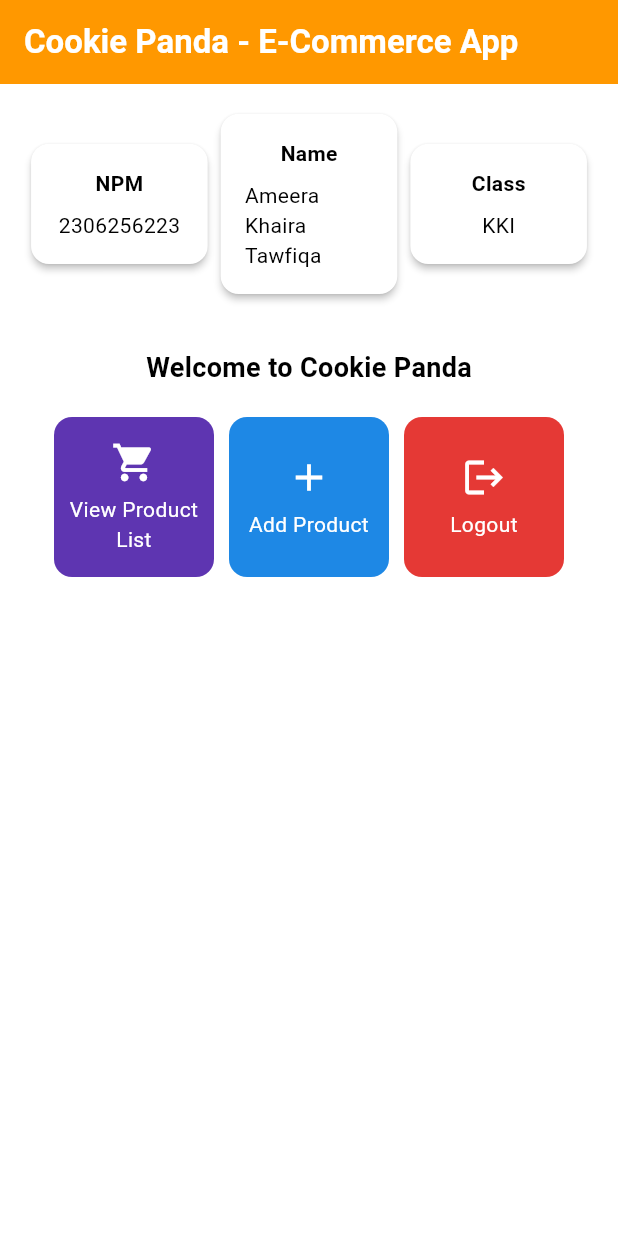
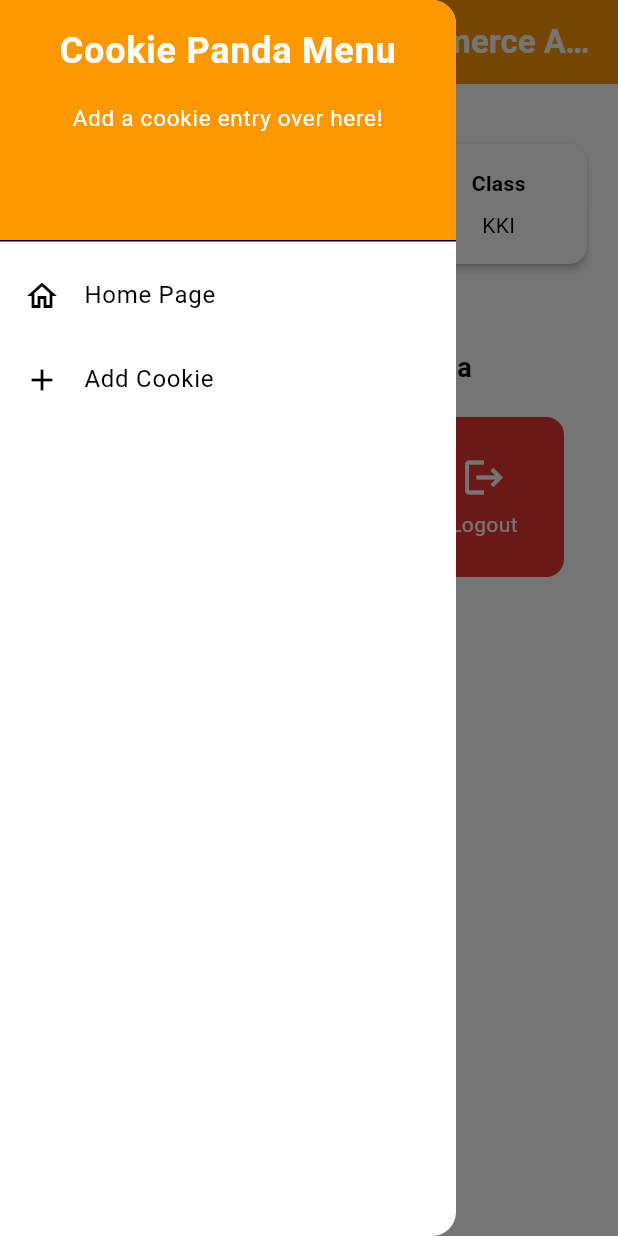
Before and after one commit to AmeeraKT/e_commerce_app_mobile, a Flutter app: the screen it shows after launch, with the side drawer open (before the commit the screen has no drawer), on a phone screen of 412 x 824 dp. Run offline on Flutter 3.47's test engine with Material 3 defaults, Android fonts, the phone set to English and light mode, and no system bars.

Commit message:
Completed assignment 8

```diff
--- a/lib/main.dart
+++ b/lib/main.dart
@@ -1,5 +1,5 @@
 import 'package:flutter/material.dart';
-import 'package:e_commerce_app_mobile/menu.dart';
+import 'package:e_commerce_app_mobile/screens/menu.dart';
 
 void main() {
   runApp(const MyApp());
--- a/lib/menu.dart
+++ b/lib/screens/menu.dart
@@ -1,12 +1,14 @@
 import 'package:flutter/material.dart';
+import 'package:e_commerce_app_mobile/widgets/left_drawer.dart';
+import 'package:e_commerce_app_mobile/widgets/product_card.dart';
 
 class MyHomePage extends StatelessWidget {
   final String npm = '2306256223'; // NPM
   final String name = 'Ameera Khaira Tawfiqa'; // Name
   final String className = 'KKI'; // Class
   final List<ItemHomepage> items = [
-      ItemHomepage("View Product List", Icons.shopping_cart, Colors.deepPurple[600]!),
-      ItemHomepage("Add Product", Icons.add,  Colors.blue[600]!),
+      ItemHomepage("View Cookie List", Icons.shopping_cart, Colors.deepPurple[600]!),
+      ItemHomepage("Add Cookie", Icons.add,  Colors.blue[600]!),
       ItemHomepage("Logout", Icons.logout,  Colors.red[600]!),
     ];
   MyHomePage({super.key});
@@ -17,17 +19,27 @@
     return Scaffold(
       // AppBar is the top part of the page that displays the title.
       appBar: AppBar(
+
         // The title of the application "E-Commerce App" with white text and bold font.
         title: const Text(
           'Cookie Panda - E-Commerce App',
-          style: TextStyle(
+            style: TextStyle(
             color: Colors.white,
             fontWeight: FontWeight.bold,
           ),
         ),
+
         // The background color of the AppBar is obtained from the application theme color scheme.
         backgroundColor: Theme.of(context).colorScheme.primary,
+
+        // Set drawer icon color to white
+        iconTheme: const IconThemeData(color: Colors.white),
+
       ),
+
+      // Add drawer as a parameter value for the drawer attribute of the Scaffold widget
+      drawer: const LeftDrawer(),
+
       // Body of the page with paddings around it.
       body: Padding(
         padding: const EdgeInsets.all(16.0),
@@ -91,61 +103,6 @@
   }
 }
 
-// For displaying the buttons
-class ItemCard extends StatelessWidget {
-  // Display the card with an icon and name.
-
-  final ItemHomepage item;
-
-  const ItemCard(this.item, {super.key});
-
-  @override
-  Widget build(BuildContext context) {
-    return Material(
-      // Specify the background color of the application theme.
-      color: item.color,
-      // Round the card border.
-      borderRadius: BorderRadius.circular(12),
-
-      child: InkWell(
-        // Action when the card is pressed.
-        onTap: () {
-          // Display the SnackBar message when the card is pressed.
-          ScaffoldMessenger.of(context)
-            ..hideCurrentSnackBar()
-            ..showSnackBar(
-              SnackBar(content: Text("You have pressed the ${item.name} button!"))
-            );
-        },
-        // Container to store the Icon and Text
-        child: Container(
-          padding: const EdgeInsets.all(8),
-          child: Center(
-            child: Column(
-              // Place the Icon and Text in the center of the card.
-              mainAxisAlignment: MainAxisAlignment.center,
-              children: [
-                Icon(
-                  item.icon,
-                  color: Colors.white,
-                  size: 30.0,
-                ),
-                const Padding(padding: EdgeInsets.all(3)),
-                Text(
-                  item.name,
-                  textAlign: TextAlign.center,
-                  style: const TextStyle(color: Colors.white),
-                ),
-              ],
-            ),
-          ),
-        ),
-      ),
-    );
-  }
-
-}
-
 class InfoCard extends StatelessWidget {
   // Card information that displays the title and content.
 
@@ -178,12 +135,3 @@
     );
   }
 }
-
-// Icons class
-class ItemHomepage {
-  final String name;
-  final IconData icon;
-  final Color color; // New property
-
-  ItemHomepage(this.name, this.icon, this.color); // Added color parameter
-}
--- /dev/null
+++ b/lib/widgets/left_drawer.dart
@@ -0,0 +1,77 @@
+import 'package:flutter/material.dart';
+import 'package:e_commerce_app_mobile/screens/menu.dart';
+import 'package:e_commerce_app_mobile/screens/productentry_form.dart';
+// Imported ProductEntryFormPage after it has already been created
+
+class LeftDrawer extends StatelessWidget {
+  const LeftDrawer({super.key});
+
+  @override
+  Widget build(BuildContext context) {
+    return Drawer(
+      child: ListView(
+        children: [
+          DrawerHeader(
+            decoration: BoxDecoration(
+              color: Theme.of(context).colorScheme.primary,
+            ),
+            child: const Column(
+              children: [
+                Text(
+                  'Cookie Panda Menu',
+                  textAlign: TextAlign.center,
+                  style: TextStyle(
+                    fontSize: 24,
+                    fontWeight: FontWeight.bold,
+                    color: Colors.white,
+                  ),
+                ),
+                Padding(padding: EdgeInsets.all(8)),
+                Text(
+                  "Add a cookie entry over here!",
+                  textAlign: TextAlign.center,
+                  style: TextStyle(
+                    fontSize: 15,
+                    fontWeight: FontWeight.normal,
+                    color: Colors.white,
+                  )
+                ),
+              ],
+            ),
+          ),
+          ListTile(
+            leading: const Icon(Icons.home_outlined),
+            title: const Text('Home Page'),
+            // Redirection part to MyHomePage
+            onTap: () {
+              Navigator.pushReplacement(
+                  context,
+                  MaterialPageRoute(
+                    builder: (context) => MyHomePage(),
+                  ));
+            },
+          ),
+          ListTile(
+            leading: const Icon(Icons.add),
+            title: const Text('Add Cookie'),
+            // Redirection part to ProductEntryFormPage
+            onTap: () {
+              /*
+              Added routing to ProductEntryFormPage here,
+              after ProductEntryFormPage is created.
+              */
+              Navigator.pushReplacement(
+                context,
+                MaterialPageRoute(
+                  builder: (context) => const ProductEntryFormPage(),
+                ),
+              );
+
+            },
+          ),
+
+        ],
+      ),
+    );
+  }
+}
--- /dev/null
+++ b/lib/widgets/product_card.dart
@@ -0,0 +1,78 @@
+import 'package:flutter/material.dart';
+import 'package:e_commerce_app_mobile/screens/productentry_form.dart';
+
+// Icons class
+class ItemHomepage {
+  final String name;
+  final IconData icon;
+  final Color color; // New property
+
+  ItemHomepage(this.name, this.icon, this.color); // Added color parameter
+}
+
+// For displaying the buttons
+class ItemCard extends StatelessWidget {
+  // Display the card with an icon and name.
+
+  final ItemHomepage item;
+
+  const ItemCard(this.item, {super.key});
+
+  @override
+  Widget build(BuildContext context) {
+    return Material(
+      // Specify the background color of the application theme.
+      color: item.color,
+      // Round the card border.
+      borderRadius: BorderRadius.circular(12),
+
+      child: InkWell(
+        // Action when the card is pressed.
+        onTap: () {
+          // Display the SnackBar message when the card is pressed.
+          ScaffoldMessenger.of(context)
+            ..hideCurrentSnackBar()
+            ..showSnackBar(
+              SnackBar(content: Text("You have pressed the ${item.name} button!"))
+            );
+
+            // Navigate to the appropriate route (depending on the button type)
+            if (item.name == "Add Cookie") {
+              // Used Navigator.push to navigate to a MaterialPageRoute that includes ProductEntryFormPage.
+
+              Navigator.push (
+                context,
+                MaterialPageRoute(
+                  builder: (context) => const ProductEntryFormPage(),
+                  )
+              );
+            }
+
+        },
+        // Container to store the Icon and Text
+        child: Container(
+          padding: const EdgeInsets.all(8),
+          child: Center(
+            child: Column(
+              // Place the Icon and Text in the center of the card.
+              mainAxisAlignment: MainAxisAlignment.center,
+              children: [
+                Icon(
+                  item.icon,
+                  color: Colors.white,
+                  size: 30.0,
+                ),
+                const Padding(padding: EdgeInsets.all(3)),
+                Text(
+                  item.name,
+                  textAlign: TextAlign.center,
+                  style: const TextStyle(color: Colors.white),
+                ),
+              ],
+            ),
+          ),
+        ),
+      ),
+    );
+  }
+}
```
Also changed, not shown: lib/screens/productentry_form.dart (added, +184 -0 lines), 1 other file.
